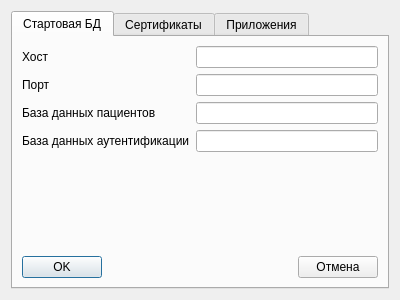
This is Core/DialogSorWindow/Settings_app/d_settings_app.ui in PanchukDima/pndbase2-code as Qt 5 draws it before an edit. The edited form follows.
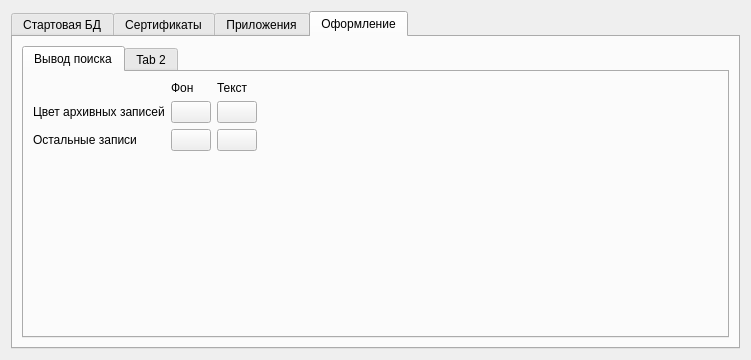
This is the edited form.

Commit message: add other settings

Diff of the .ui file:
```diff
--- a/Core/DialogSorWindow/Settings_app/d_settings_app.ui
+++ b/Core/DialogSorWindow/Settings_app/d_settings_app.ui
@@ -6,8 +6,8 @@
    <rect>
     <x>0</x>
     <y>0</y>
-    <width>400</width>
-    <height>300</height>
+    <width>751</width>
+    <height>360</height>
    </rect>
   </property>
   <property name="windowTitle">
@@ -17,7 +17,7 @@
    <item>
     <widget class="QTabWidget" name="tabWidget">
      <property name="currentIndex">
-      <number>0</number>
+      <number>3</number>
      </property>
      <widget class="QWidget" name="tab">
       <attribute name="title">
@@ -70,6 +70,19 @@
            </property>
           </widget>
          </item>
+         <item row="0" column="2">
+          <spacer name="horizontalSpacer_2">
+           <property name="orientation">
+            <enum>Qt::Horizontal</enum>
+           </property>
+           <property name="sizeHint" stdset="0">
+            <size>
+             <width>40</width>
+             <height>20</height>
+            </size>
+           </property>
+          </spacer>
+         </item>
         </layout>
        </item>
        <item>
@@ -128,6 +141,118 @@
        <string>Приложения</string>
       </attribute>
      </widget>
+     <widget class="QWidget" name="tab_4">
+      <attribute name="title">
+       <string>Оформление</string>
+      </attribute>
+      <layout class="QVBoxLayout" name="verticalLayout_3">
+       <item>
+        <widget class="QTabWidget" name="tabWidget_2">
+         <widget class="QWidget" name="tab_5">
+          <attribute name="title">
+           <string>Вывод поиска</string>
+          </attribute>
+          <layout class="QGridLayout" name="gridLayout_3">
+           <item row="0" column="0">
+            <layout class="QGridLayout" name="gridLayout_2">
+             <item row="0" column="1">
+              <widget class="QLabel" name="label_8">
+               <property name="text">
+                <string>Фон</string>
+               </property>
+              </widget>
+             </item>
+             <item row="0" column="2">
+              <widget class="QLabel" name="label_9">
+               <property name="text">
+                <string>Текст</string>
+               </property>
+              </widget>
+             </item>
+             <item row="1" column="0">
+              <widget class="QLabel" name="label">
+               <property name="text">
+                <string>Цвет архивных записей</string>
+               </property>
+              </widget>
+             </item>
+             <item row="2" column="0">
+              <widget class="QLabel" name="label_7">
+               <property name="text">
+                <string>Остальные записи</string>
+               </property>
+              </widget>
+             </item>
+             <item row="1" column="1">
+              <widget class="QPushButton" name="pushButton_b_arch">
+               <property name="text">
+                <string/>
+               </property>
+               <property name="flat">
+                <bool>false</bool>
+               </property>
+              </widget>
+             </item>
+             <item row="1" column="2">
+              <widget class="QPushButton" name="pushButton_t_arch">
+               <property name="text">
+                <string/>
+               </property>
+              </widget>
+             </item>
+             <item row="2" column="2">
+              <widget class="QPushButton" name="pushButton_t_other">
+               <property name="text">
+                <string/>
+               </property>
+              </widget>
+             </item>
+             <item row="2" column="1">
+              <widget class="QPushButton" name="pushButton_b_other">
+               <property name="text">
+                <string/>
+               </property>
+              </widget>
+             </item>
+            </layout>
+           </item>
+           <item row="2" column="0">
+            <spacer name="verticalSpacer_2">
+             <property name="orientation">
+              <enum>Qt::Vertical</enum>
+             </property>
+             <property name="sizeHint" stdset="0">
+              <size>
+               <width>20</width>
+               <height>40</height>
+              </size>
+             </property>
+            </spacer>
+           </item>
+           <item row="0" column="1">
+            <spacer name="horizontalSpacer_3">
+             <property name="orientation">
+              <enum>Qt::Horizontal</enum>
+             </property>
+             <property name="sizeHint" stdset="0">
+              <size>
+               <width>40</width>
+               <height>20</height>
+              </size>
+             </property>
+            </spacer>
+           </item>
+          </layout>
+         </widget>
+         <widget class="QWidget" name="tab_6">
+          <attribute name="title">
+           <string>Tab 2</string>
+          </attribute>
+         </widget>
+        </widget>
+       </item>
+      </layout>
+     </widget>
     </widget>
    </item>
   </layout>
```
The commit also changes 4 other files.
